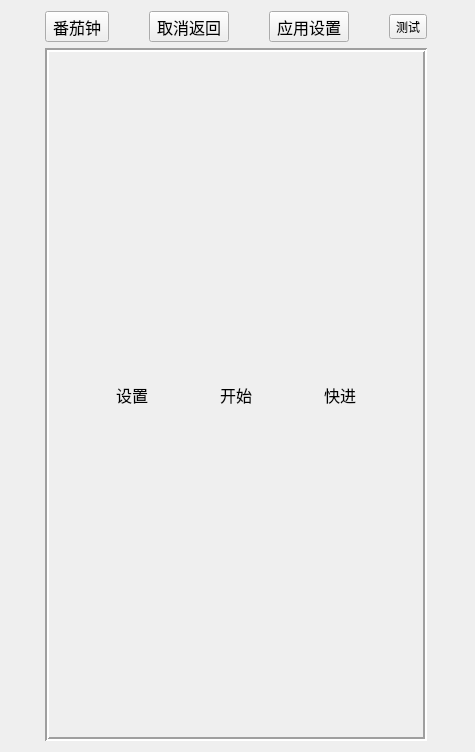
The window that Scenes/mainscene.ui (lin-gu/Pomofocus) describes before a commit, drawn with Qt 5.
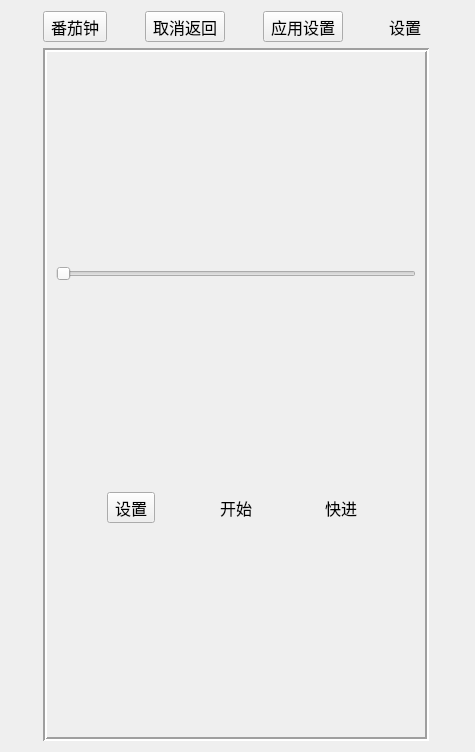
The same window after the commit. The open tabs and pages were chosen to show the change. Icons and pictures are not drawn. Custom widgets are drawn as their Qt base class.

Commit message: Add rest alarm sound settings, add opacity settings in the mainscene

Patch:
```diff
--- a/Scenes/mainscene.ui
+++ b/Scenes/mainscene.ui
@@ -130,6 +130,19 @@
         <layout class="QGridLayout" name="gridLayout_round_progress_bar"/>
        </item>
        <item row="1" column="0">
+        <widget class="QSlider" name="slider_window_opacity">
+         <property name="minimum">
+          <number>20</number>
+         </property>
+         <property name="maximum">
+          <number>100</number>
+         </property>
+         <property name="orientation">
+          <enum>Qt::Horizontal</enum>
+         </property>
+        </widget>
+       </item>
+       <item row="2" column="0">
         <layout class="QHBoxLayout" name="horizontalLayout">
          <item>
           <spacer name="horizontalSpacer">
@@ -177,9 +190,6 @@
            <property name="toolButtonStyle">
             <enum>Qt::ToolButtonTextUnderIcon</enum>
            </property>
-           <property name="autoRaise">
-            <bool>true</bool>
-           </property>
           </widget>
          </item>
          <item>
@@ -470,9 +480,37 @@
     </widget>
    </item>
    <item row="0" column="3">
-    <widget class="QToolButton" name="tool_btn_test">
+    <widget class="QToolButton" name="tool_btn_settings_old">
+     <property name="font">
+      <font>
+       <family>Yuppy SC</family>
+       <pointsize>12</pointsize>
+      </font>
+     </property>
+     <property name="cursor">
+      <cursorShape>PointingHandCursor</cursorShape>
+     </property>
+     <property name="toolTip">
+      <string/>
+     </property>
      <property name="text">
-      <string>测试</string>
+      <string>设置</string>
+     </property>
+     <property name="icon">
+      <iconset resource="../res.qrc">
+       <normaloff>:/Icons/settings_button.png</normaloff>:/Icons/settings_button.png</iconset>
+     </property>
+     <property name="iconSize">
+      <size>
+       <width>32</width>
+       <height>32</height>
+      </size>
+     </property>
+     <property name="toolButtonStyle">
+      <enum>Qt::ToolButtonTextUnderIcon</enum>
+     </property>
+     <property name="autoRaise">
+      <bool>true</bool>
      </property>
     </widget>
    </item>
```
Left out of the diff: 130 changed lines with no effect on the pictures. The commit also changes 11 other files.
